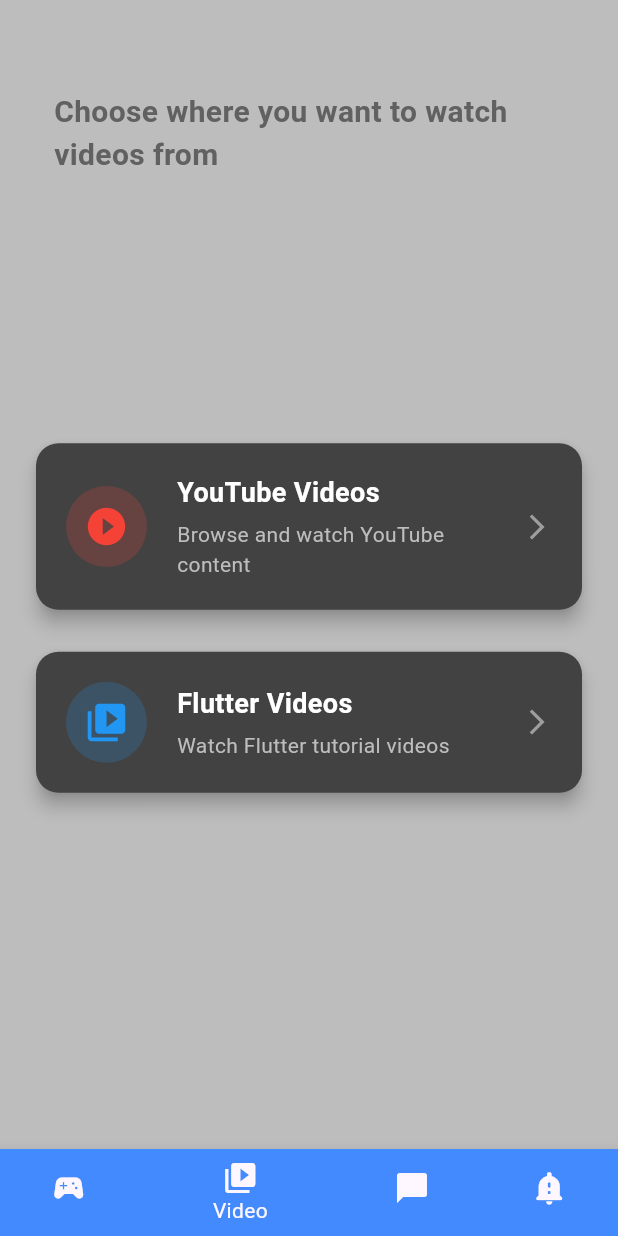
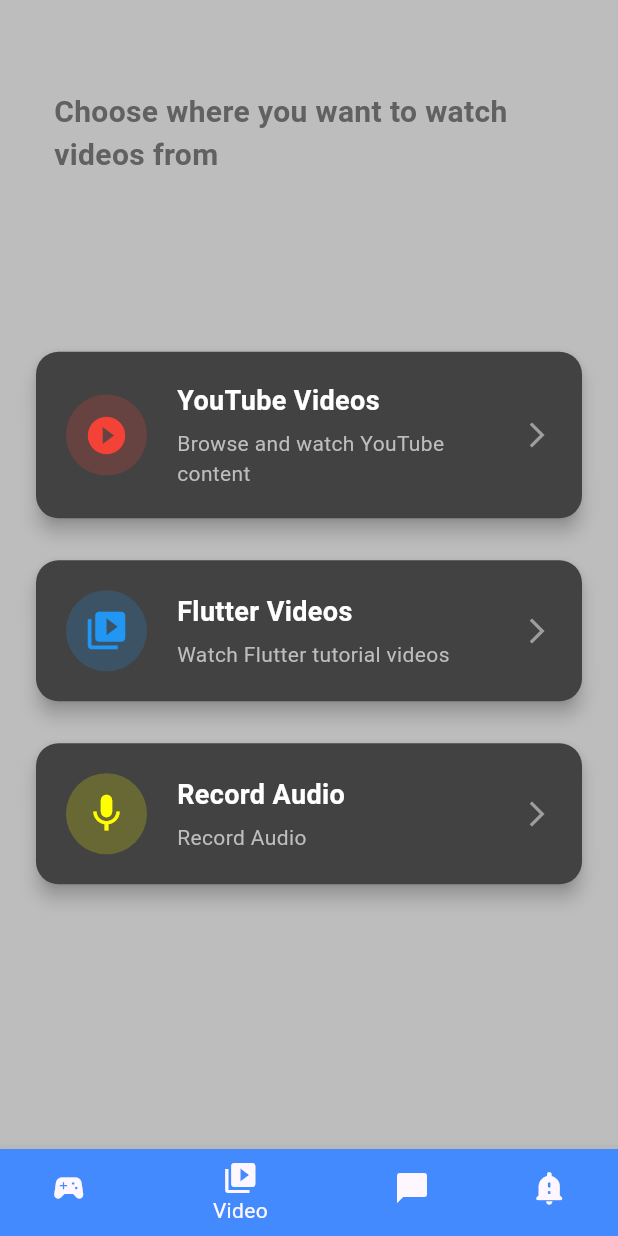
Before and after one commit to Swbhaav/chess, a Flutter app: the screen it shows once a user with an empty profile is signed in, item 2 of the bottom bar chosen, on a phone screen of 412 x 824 dp. Run offline on Flutter 3.47's test engine with Material 3 defaults, Android fonts, the phone set to English and light mode, and no system bars; our stand-ins replace audio_service, cloud_firestore, file_picker, firebase_auth, firebase_core, firebase_messaging and 10 more; missing offline and left inert: agora_rtc_engine, floating, flutter_overlay_window, googleapis, jitsi_meet_flutter_sdk, khalti_checkout_flutter and 2 more; accounts and stored records are empty; generated files the repository leaves out were written again.

Commit message:
Starting meet audio recorder

```diff
--- a/lib/pages/allVideo_pages.dart
+++ b/lib/pages/allVideo_pages.dart
@@ -1,4 +1,5 @@
 import 'package:chessgame/pages/Feed.dart';
+import 'package:chessgame/pages/audio_recorder.dart';
 import 'package:chessgame/pages/driveVideoPages/drive_video_list.dart';
 import 'package:chessgame/pages/youtubePages/youtube_home.dart';
 import 'package:flutter/material.dart';
@@ -66,6 +67,22 @@
 
                     SizedBox(height: 20),
 
+                    VideoOptionCard(
+                      icon: Icons.mic,
+                      title: 'Record Audio',
+                      subtitle: 'Record Audio',
+                      color: Colors.yellowAccent,
+                      onTap: () {
+                        Navigator.of(context).push(
+                          MaterialPageRoute(
+                            builder: (context) => AudioRecorderPage(),
+                          ),
+                        );
+                      },
+                    ),
+
+                    SizedBox(height: 20),
+
                     // Google Drive option
                     // VideoOptionCard(
                     //   icon: Icons.cloud,
--- a/lib/pages/jitsi/jistDashboard.dart
+++ b/lib/pages/jitsi/jistDashboard.dart
@@ -5,12 +5,11 @@
 import 'package:flutter/material.dart';
 
 import '../../component/MeetingButton.dart';
-import '../../services/auth/auth_service.dart';
 
 class Dashboard extends StatelessWidget {
   Dashboard({super.key});
   final JitsiProvider jitsiProvider = JitsiProvider();
-  final AuthService _authService = AuthService();
+
   createNewMeeting() async {
     var random = Random();
     String roomName = (random.nextInt(100000000) + 10000000).toString();
--- a/lib/pages/jitsi/video_call_screen.dart
+++ b/lib/pages/jitsi/video_call_screen.dart
@@ -61,8 +61,6 @@
         },
       );
 
-      // For older versions, the meeting will open in a separate native view
-      // Embedded view is not available in this version
       await _jitsiMeet.join(options);
     } catch (e) {
       print('Error Joining Meeting: $e');
```
Also changed, not shown: lib/pages/jitsi/jitsiProvider.dart (+0 -8 lines).
